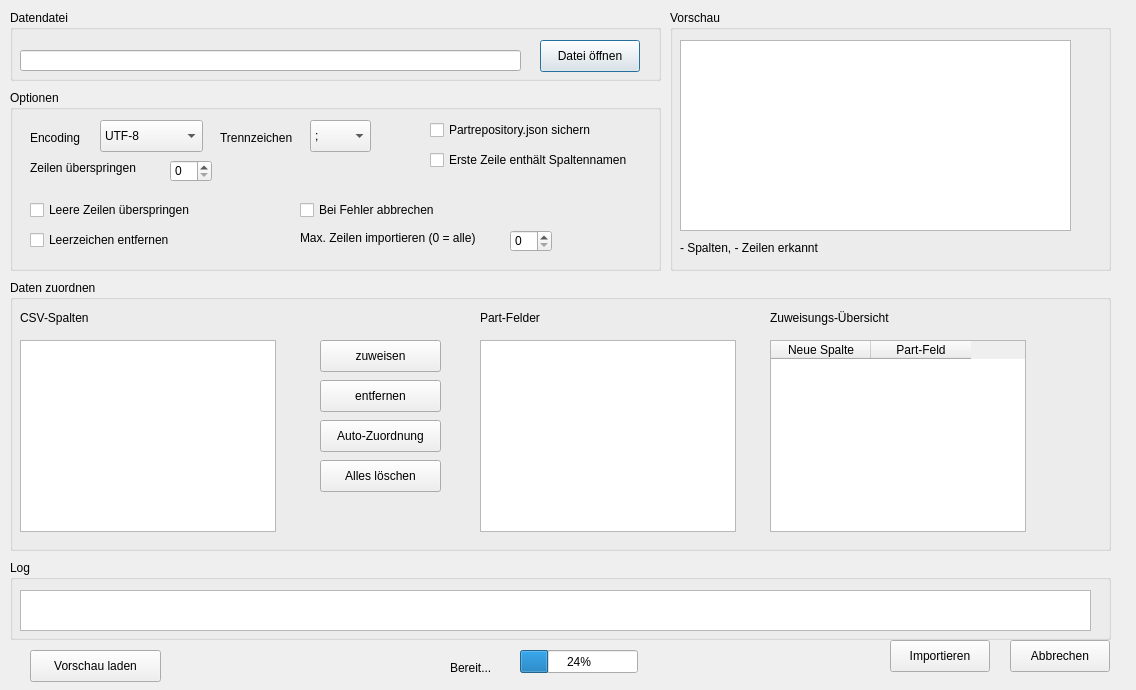
This is src/importdatadialog.ui in oddscured/Partorium as Qt 5 draws it before an edit. The edited form follows.
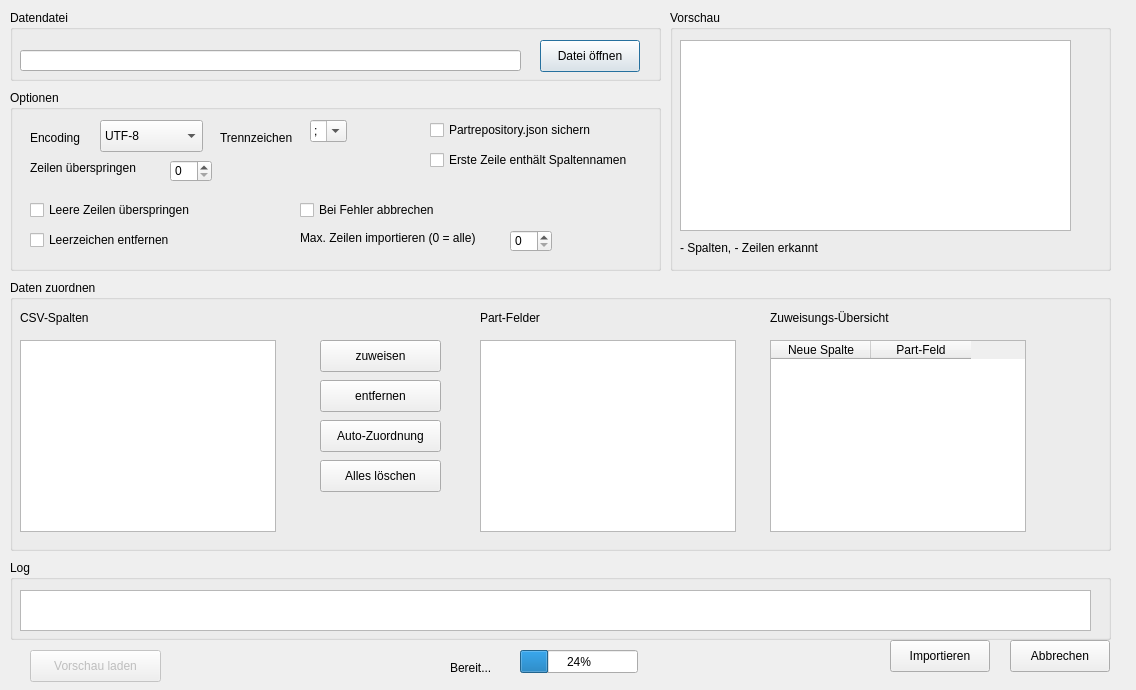
This is the edited form.

```diff
--- a/src/importdatadialog.ui
+++ b/src/importdatadialog.ui
@@ -304,10 +304,19 @@
      <rect>
       <x>300</x>
       <y>30</y>
-      <width>61</width>
+      <width>58</width>
       <height>32</height>
      </rect>
     </property>
+    <property name="editable">
+     <bool>true</bool>
+    </property>
+    <property name="insertPolicy">
+     <enum>QComboBox::InsertPolicy::NoInsert</enum>
+    </property>
+    <property name="sizeAdjustPolicy">
+     <enum>QComboBox::SizeAdjustPolicy::AdjustToContents</enum>
+    </property>
     <item>
      <property name="text">
       <string>;</string>
@@ -424,6 +433,9 @@
    </widget>
   </widget>
   <widget class="QPushButton" name="btn_LoadPreview">
+   <property name="enabled">
+    <bool>false</bool>
+   </property>
    <property name="geometry">
     <rect>
      <x>30</x>
@@ -463,7 +475,7 @@
      <rect>
       <x>10</x>
       <y>230</y>
-      <width>161</width>
+      <width>391</width>
       <height>16</height>
      </rect>
     </property>
```
Left out of the diff: 55 changed lines with no effect on the pictures.
